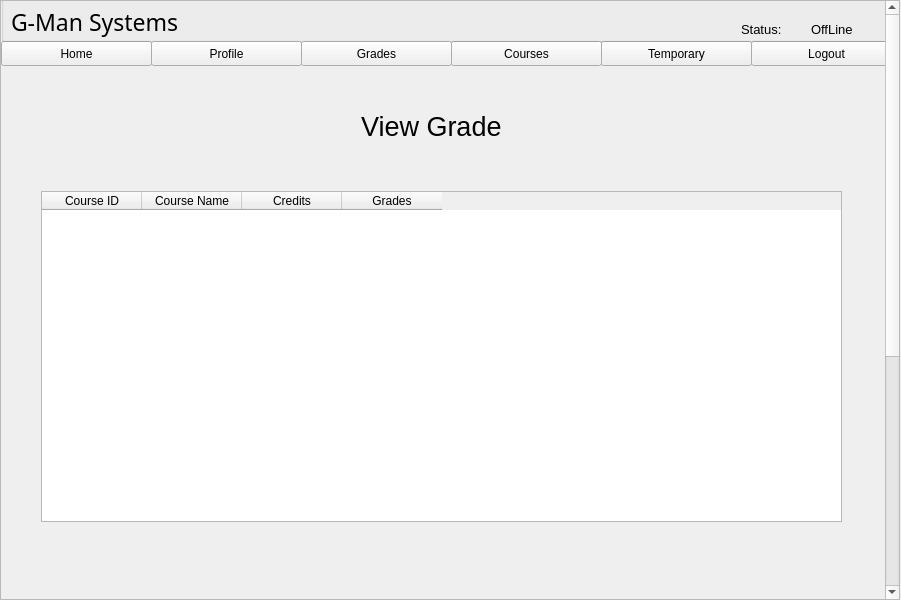
Old version of the form resources/UI/viewGrade.ui in the repository Poom1997/gman.
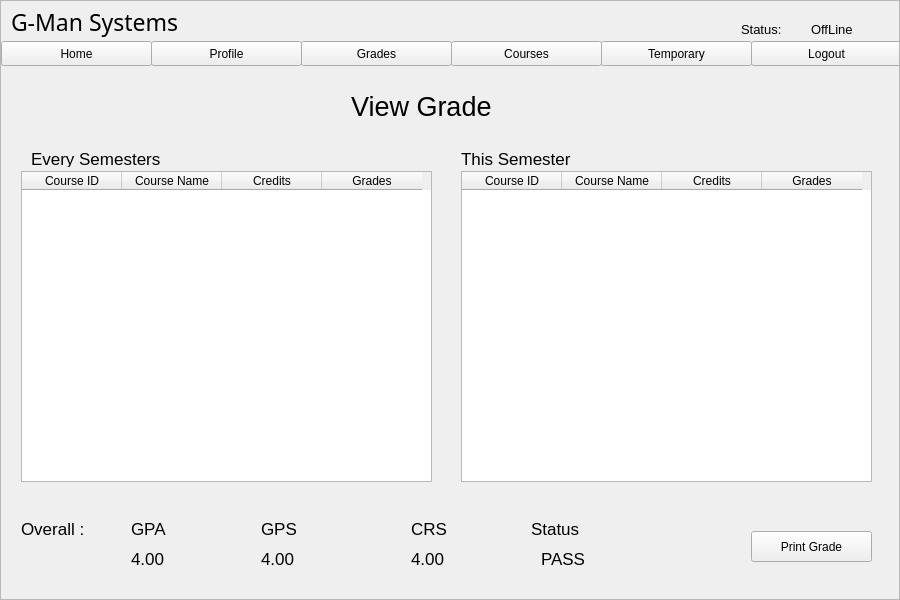
New version of the form.

What changed in the file:
```diff
--- a/resources/UI/viewGrade.ui
+++ b/resources/UI/viewGrade.ui
@@ -6,7 +6,7 @@
    <rect>
     <x>0</x>
     <y>0</y>
-    <width>901</width>
+    <width>900</width>
     <height>600</height>
    </rect>
   </property>
@@ -22,27 +22,49 @@
      <height>600</height>
     </rect>
    </property>
+   <property name="sizePolicy">
+    <sizepolicy hsizetype="Expanding" vsizetype="Expanding">
+     <horstretch>0</horstretch>
+     <verstretch>0</verstretch>
+    </sizepolicy>
+   </property>
+   <property name="verticalScrollBarPolicy">
+    <enum>Qt::ScrollBarAsNeeded</enum>
+   </property>
    <property name="horizontalScrollBarPolicy">
     <enum>Qt::ScrollBarAlwaysOff</enum>
    </property>
    <property name="widgetResizable">
-    <bool>false</bool>
+    <bool>true</bool>
    </property>
    <widget class="QWidget" name="scrollAreaWidgetContents">
     <property name="geometry">
      <rect>
       <x>0</x>
-      <y>-401</y>
+      <y>0</y>
       <width>898</width>
-      <height>999</height>
+      <height>598</height>
      </rect>
     </property>
+    <widget class="QPushButton" name="profileButton">
+     <property name="geometry">
+      <rect>
+       <x>150</x>
+       <y>40</y>
+       <width>151</width>
+       <height>25</height>
+      </rect>
+     </property>
+     <property name="text">
+      <string>Profile</string>
+     </property>
+    </widget>
     <widget class="QLabel" name="label_2">
      <property name="geometry">
       <rect>
-       <x>40</x>
-       <y>610</y>
-       <width>131</width>
+       <x>20</x>
+       <y>520</y>
+       <width>91</width>
        <height>16</height>
       </rect>
      </property>
@@ -52,14 +74,14 @@
       </font>
      </property>
      <property name="text">
-      <string>Overall</string>
+      <string>Overall :</string>
      </property>
     </widget>
     <widget class="QLabel" name="label_3">
      <property name="geometry">
       <rect>
-       <x>360</x>
-       <y>100</y>
+       <x>350</x>
+       <y>80</y>
        <width>181</width>
        <height>51</height>
       </rect>
@@ -73,61 +95,74 @@
       <string>View Grade</string>
      </property>
     </widget>
-    <widget class="QTableWidget" name="thisTerm">
-     <property name="geometry">
-      <rect>
-       <x>40</x>
-       <y>190</y>
-       <width>801</width>
-       <height>331</height>
-      </rect>
-     </property>
-     <column>
-      <property name="text">
-       <string>Course ID</string>
-      </property>
-      <property name="textAlignment">
-       <set>AlignHCenter|AlignVCenter|AlignCenter</set>
-      </property>
-     </column>
-     <column>
-      <property name="text">
-       <string>Course Name</string>
-      </property>
-      <property name="textAlignment">
-       <set>AlignHCenter|AlignVCenter|AlignCenter</set>
-      </property>
-     </column>
-     <column>
-      <property name="text">
-       <string>Credits</string>
-      </property>
-      <property name="textAlignment">
-       <set>AlignHCenter|AlignVCenter|AlignCenter</set>
-      </property>
-     </column>
-     <column>
-      <property name="text">
-       <string>Grades</string>
-      </property>
-      <property name="textAlignment">
-       <set>AlignHCenter|AlignVCenter|AlignCenter</set>
-      </property>
-     </column>
-    </widget>
     <widget class="QPushButton" name="printButton">
      <property name="geometry">
       <rect>
-       <x>720</x>
-       <y>890</y>
+       <x>750</x>
+       <y>530</y>
        <width>121</width>
-       <height>28</height>
+       <height>31</height>
       </rect>
      </property>
      <property name="text">
       <string>Print Grade</string>
      </property>
     </widget>
+    <widget class="QPushButton" name="homeButton">
+     <property name="geometry">
+      <rect>
+       <x>0</x>
+       <y>40</y>
+       <width>151</width>
+       <height>25</height>
+      </rect>
+     </property>
+     <property name="text">
+      <string>Home</string>
+     </property>
+    </widget>
+    <widget class="QTableWidget" name="allTerm">
+     <property name="geometry">
+      <rect>
+       <x>20</x>
+       <y>170</y>
+       <width>411</width>
+       <height>311</height>
+      </rect>
+     </property>
+     <column>
+      <property name="text">
+       <string>Course ID</string>
+      </property>
+      <property name="textAlignment">
+       <set>AlignHCenter|AlignVCenter|AlignCenter</set>
+      </property>
+     </column>
+     <column>
+      <property name="text">
+       <string>Course Name</string>
+      </property>
+      <property name="textAlignment">
+       <set>AlignHCenter|AlignVCenter|AlignCenter</set>
+      </property>
+     </column>
+     <column>
+      <property name="text">
+       <string>Credits</string>
+      </property>
+      <property name="textAlignment">
+       <set>AlignHCenter|AlignVCenter|AlignCenter</set>
+      </property>
+     </column>
+     <column>
+      <property name="text">
+       <string>Grades</string>
+      </property>
+      <property name="textAlignment">
+       <set>AlignHCenter|AlignVCenter|AlignCenter</set>
+      </property>
+     </column>
+    </widget>
     <widget class="QPushButton" name="logoutButton">
      <property name="geometry">
       <rect>
@@ -141,19 +176,80 @@
       <string>Logout</string>
      </property>
     </widget>
-    <widget class="QPushButton" name="temp">
+    <widget class="QPushButton" name="gradeButton">
      <property name="geometry">
       <rect>
-       <x>600</x>
+       <x>300</x>
        <y>40</y>
        <width>151</width>
        <height>25</height>
       </rect>
      </property>
      <property name="text">
-      <string>Temporary</string>
+      <string>Grades</string>
      </property>
     </widget>
+    <widget class="QLabel" name="label_15">
+     <property name="geometry">
+      <rect>
+       <x>10</x>
+       <y>0</y>
+       <width>221</width>
+       <height>41</height>
+      </rect>
+     </property>
+     <property name="font">
+      <font>
+       <family>Century Gothic</family>
+       <pointsize>17</pointsize>
+      </font>
+     </property>
+     <property name="text">
+      <string>G-Man Systems</string>
+     </property>
+    </widget>
+    <widget class="QTableWidget" name="thisTerm">
+     <property name="geometry">
+      <rect>
+       <x>460</x>
+       <y>170</y>
+       <width>411</width>
+       <height>311</height>
+      </rect>
+     </property>
+     <column>
+      <property name="text">
+       <string>Course ID</string>
+      </property>
+      <property name="textAlignment">
+       <set>AlignHCenter|AlignVCenter|AlignCenter</set>
+      </property>
+     </column>
+     <column>
+      <property name="text">
+       <string>Course Name</string>
+      </property>
+      <property name="textAlignment">
+       <set>AlignHCenter|AlignVCenter|AlignCenter</set>
+      </property>
+     </column>
+     <column>
+      <property name="text">
+       <string>Credits</string>
+      </property>
+      <property name="textAlignment">
+       <set>AlignHCenter|AlignVCenter|AlignCenter</set>
+      </property>
+     </column>
+     <column>
+      <property name="text">
+       <string>Grades</string>
+      </property>
+      <property name="textAlignment">
+       <set>AlignHCenter|AlignVCenter|AlignCenter</set>
+      </property>
+     </column>
+    </widget>
     <widget class="QPushButton" name="courseButton">
      <property name="geometry">
       <rect>
@@ -167,36 +263,37 @@
       <string>Courses</string>
      </property>
     </widget>
-    <widget class="QPushButton" name="homeButton">
+    <widget class="QPushButton" name="temp">
      <property name="geometry">
       <rect>
-       <x>0</x>
+       <x>600</x>
        <y>40</y>
        <width>151</width>
        <height>25</height>
       </rect>
      </property>
      <property name="text">
-      <string>Home</string>
+      <string>Temporary</string>
      </property>
     </widget>
-    <widget class="QGroupBox" name="groupBox_2">
+    <widget class="QLabel" name="barLabel_2">
      <property name="geometry">
       <rect>
-       <x>0</x>
-       <y>-10</y>
+       <x>520</x>
+       <y>20</y>
        <width>901</width>
        <height>51</height>
       </rect>
      </property>
-     <property name="title">
+     <property name="text">
       <string/>
      </property>
+    </widget>
      <widget class="QLabel" name="status_3">
       <property name="geometry">
        <rect>
         <x>810</x>
-        <y>30</y>
+       <y>20</y>
         <width>53</width>
         <height>16</height>
        </rect>
@@ -214,7 +311,7 @@
       <property name="geometry">
        <rect>
         <x>740</x>
-        <y>30</y>
+       <y>20</y>
         <width>61</width>
         <height>16</height>
        </rect>
@@ -228,114 +325,185 @@
        <string>Status:</string>
       </property>
      </widget>
-     <widget class="QLabel" name="barLabel_2">
+    <widget class="QLabel" name="label_4">
       <property name="geometry">
        <rect>
-        <x>0</x>
-        <y>0</y>
-        <width>901</width>
-        <height>51</height>
-       </rect>
-      </property>
-      <property name="text">
-       <string/>
-      </property>
-     </widget>
-     <widget class="QLabel" name="label_15">
-      <property name="geometry">
-       <rect>
-        <x>10</x>
-        <y>10</y>
-        <width>221</width>
-        <height>41</height>
-       </rect>
-      </property>
+       <x>30</x>
+       <y>150</y>
+       <width>171</width>
+       <height>16</height>
+      </rect>
+     </property>
       <property name="font">
        <font>
-        <family>Century Gothic</family>
-        <pointsize>17</pointsize>
+       <pointsize>13</pointsize>
        </font>
       </property>
       <property name="text">
-       <string>G-Man Systems</string>
-      </property>
-     </widget>
-    </widget>
-    <widget class="QPushButton" name="profileButton">
+      <string>Every Semesters</string>
+     </property>
+    </widget>
+    <widget class="QLabel" name="label">
      <property name="geometry">
       <rect>
-       <x>150</x>
-       <y>40</y>
+       <x>460</x>
+       <y>150</y>
        <width>151</width>
-       <height>25</height>
+       <height>16</height>
       </rect>
      </property>
-     <property name="text">
-      <string>Profile</string>
+     <property name="font">
+      <font>
+       <pointsize>13</pointsize>
+      </font>
      </property>
-    </widget>
-    <widget class="QPushButton" name="gradeButton">
-     <property name="geometry">
-      <rect>
-       <x>300</x>
-       <y>40</y>
-       <width>151</width>
-       <height>25</height>
-      </rect>
-     </property>
      <property name="text">
-      <string>Grades</string>
+      <string>This Semester</string>
      </property>
     </widget>
-    <widget class="QTableWidget" name="overall">
+    <widget class="QLabel" name="label_5">
      <property name="geometry">
       <rect>
-       <x>40</x>
-       <y>640</y>
-       <width>801</width>
-       <height>231</height>
+       <x>130</x>
+       <y>520</y>
+       <width>41</width>
+       <height>16</height>
       </rect>
      </property>
-     <column>
+     <property name="font">
+      <font>
+       <pointsize>13</pointsize>
+      </font>
+     </property>
       <property name="text">
        <string>GPA</string>
       </property>
-      <property name="textAlignment">
-       <set>AlignHCenter|AlignVCenter|AlignCenter</set>
-      </property>
-     </column>
-     <column>
+    </widget>
+    <widget class="QLabel" name="label_7">
+     <property name="geometry">
+      <rect>
+       <x>260</x>
+       <y>520</y>
+       <width>41</width>
+       <height>16</height>
+      </rect>
+     </property>
+     <property name="font">
+      <font>
+       <pointsize>13</pointsize>
+      </font>
+     </property>
       <property name="text">
        <string>GPS</string>
       </property>
-      <property name="textAlignment">
-       <set>AlignHCenter|AlignVCenter|AlignCenter</set>
-      </property>
-     </column>
-     <column>
+    </widget>
+    <widget class="QLabel" name="label_8">
+     <property name="geometry">
+      <rect>
+       <x>410</x>
+       <y>520</y>
+       <width>41</width>
+       <height>16</height>
+      </rect>
+     </property>
+     <property name="font">
+      <font>
+       <pointsize>13</pointsize>
+      </font>
+     </property>
       <property name="text">
        <string>CRS</string>
       </property>
-      <property name="textAlignment">
-       <set>AlignHCenter|AlignVCenter|AlignCenter</set>
-      </property>
-     </column>
-     <column>
+    </widget>
+    <widget class="QLabel" name="label_9">
+     <property name="geometry">
+      <rect>
+       <x>530</x>
+       <y>520</y>
+       <width>61</width>
+       <height>16</height>
+      </rect>
+     </property>
+     <property name="font">
+      <font>
+       <pointsize>13</pointsize>
+      </font>
+     </property>
       <property name="text">
        <string>Status</string>
       </property>
-      <property name="textAlignment">
-       <set>AlignHCenter|AlignVCenter|AlignCenter</set>
-      </property>
-     </column>
-     <column>
+    </widget>
+    <widget class="QLabel" name="gpaInp">
+     <property name="geometry">
+      <rect>
+       <x>130</x>
+       <y>550</y>
+       <width>51</width>
+       <height>16</height>
+      </rect>
+     </property>
+     <property name="font">
+      <font>
+       <pointsize>13</pointsize>
+      </font>
+     </property>
       <property name="text">
-       <string>Message</string>
-      </property>
-      <property name="textAlignment">
-       <set>AlignHCenter|AlignVCenter|AlignCenter</set>
-      </property>
-     </column>
+      <string>4.00</string>
+     </property>
+    </widget>
+    <widget class="QLabel" name="gpsInp">
+     <property name="geometry">
+      <rect>
+       <x>260</x>
+       <y>550</y>
+       <width>51</width>
+       <height>16</height>
+      </rect>
+     </property>
+     <property name="font">
+      <font>
+       <pointsize>13</pointsize>
+      </font>
+     </property>
+     <property name="text">
+      <string>4.00</string>
+     </property>
+    </widget>
+    <widget class="QLabel" name="crsInp">
+     <property name="geometry">
+      <rect>
+       <x>410</x>
+       <y>550</y>
+       <width>51</width>
+       <height>16</height>
+      </rect>
+     </property>
+     <property name="font">
+      <font>
+       <pointsize>13</pointsize>
+      </font>
+     </property>
+     <property name="text">
+      <string>4.00</string>
+     </property>
+    </widget>
+    <widget class="QLabel" name="statusInp">
+     <property name="geometry">
+      <rect>
+       <x>540</x>
+       <y>550</y>
+       <width>61</width>
+       <height>16</height>
+      </rect>
+     </property>
+     <property name="font">
+      <font>
+       <pointsize>13</pointsize>
+      </font>
+     </property>
+     <property name="text">
+      <string>PASS</string>
+     </property>
     </widget>
    </widget>
   </widget>
```
Lines whose indentation alone changed are shown as unchanged.
